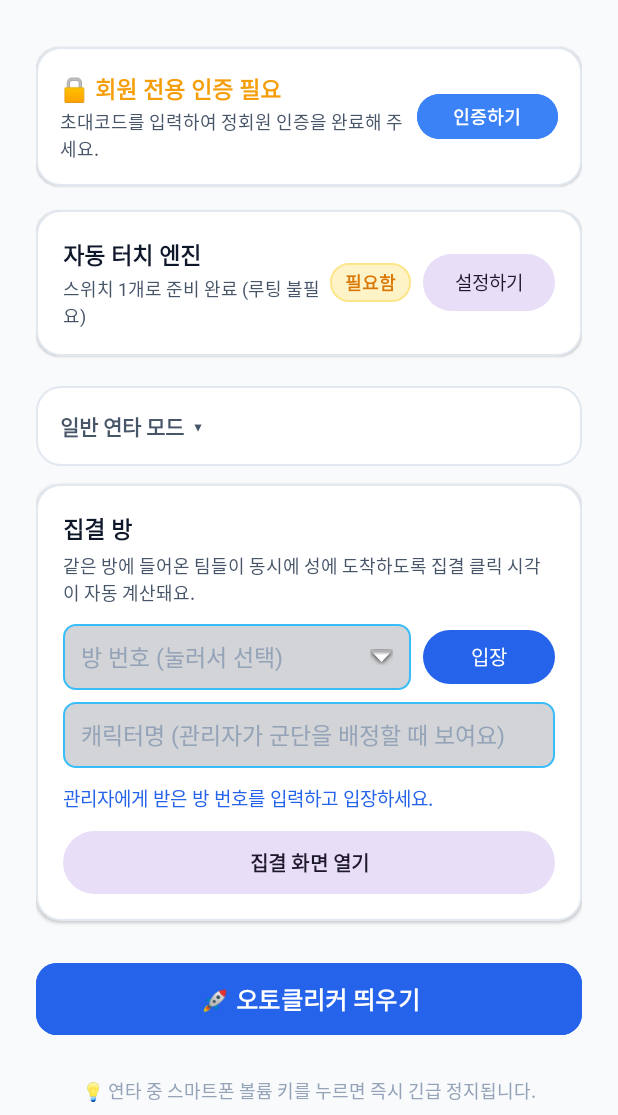
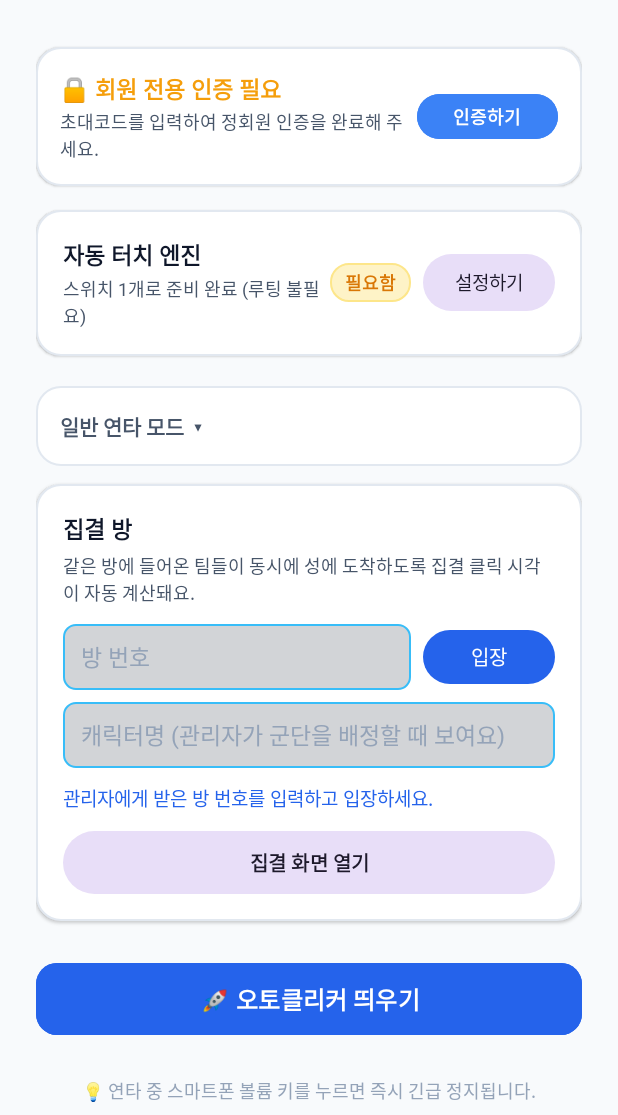
Before and after one commit to songkong72/AutoClicker, an Android app: the screen it shows after launch (MainActivity), after a tap on "내 기기 ID", on a phone screen of 412 x 824 dp, the part 121-1236 px from its top. Run offline under Robolectric (Android 15) with nearby library versions, the phone set to English and light mode, and no system bars; 2 other taps on this screen came first.

Commit message:
앱 첫 화면의 방 번호 칸을 원래대로: 방 선택은 패널에서만 한다
Co-Authored-By: Claude Sonnet 5.5 <noreply@anthropic.com>
Claude-Session: https://claude.ai/code/session_016jpBTB1U9vngyUcTRJpwxx

```diff
--- a/android-app/app/src/main/java/com/sejun/autoclicker/MainActivity.kt
+++ b/android-app/app/src/main/java/com/sejun/autoclicker/MainActivity.kt
@@ -446,20 +446,7 @@ class MainActivity : AppCompatActivity() {
         }
     }
 
-    /** 방 번호 칸을 콤보처럼: 누르면 들어갔던 방 목록이 펼쳐져 고를 수 있다. 처음 받은 번호는 그대로 칠 수도 있다. */
-    private fun setupRoomCombo() {
-        val box = binding.etRoomCode
-        fun reload() {
-            box.setAdapter(android.widget.ArrayAdapter(this, android.R.layout.simple_dropdown_item_1line, RallyRoomHistory.load(roomPrefs())))
-        }
-        reload()
-        box.setOnClickListener { reload(); box.showDropDown() }
-        box.setOnFocusChangeListener { _, has -> if (has) { reload(); box.post { if (box.isAttachedToWindow) box.showDropDown() } } }
-        box.setOnItemClickListener { _, _, _, _ -> box.dismissDropDown() } // 고르면 칸이 채워진다. 입장은 버튼으로
-    }
-
     private fun setupRoomCard() {
-        setupRoomCombo()
         // 입장 버튼을 누르지 않고 앱을 나가도 입력한 이름이 남도록, 입력하는 즉시 기기에 저장한다.
         binding.etCharName.addTextChangedListener(object : android.text.TextWatcher {
             override fun beforeTextChanged(s: CharSequence?, start: Int, count: Int, after: Int) {}
--- a/android-app/app/src/main/res/layout/activity_main.xml
+++ b/android-app/app/src/main/res/layout/activity_main.xml
@@ -542,15 +542,13 @@
                     android:gravity="center_vertical"
                     android:orientation="horizontal">
 
-                    <AutoCompleteTextView
+                    <EditText
                         android:id="@+id/etRoomCode"
                         android:layout_width="0dp"
                         android:layout_height="44dp"
                         android:layout_weight="1"
                         android:background="@drawable/bg_compact_picker"
-                        android:completionThreshold="0"
-                        android:drawableEnd="@android:drawable/arrow_down_float"
-                        android:hint="방 번호 (눌러서 선택)"
+                        android:hint="방 번호"
                         android:imeOptions="actionDone"
                         android:inputType="number"
                         android:maxLength="8"
```
